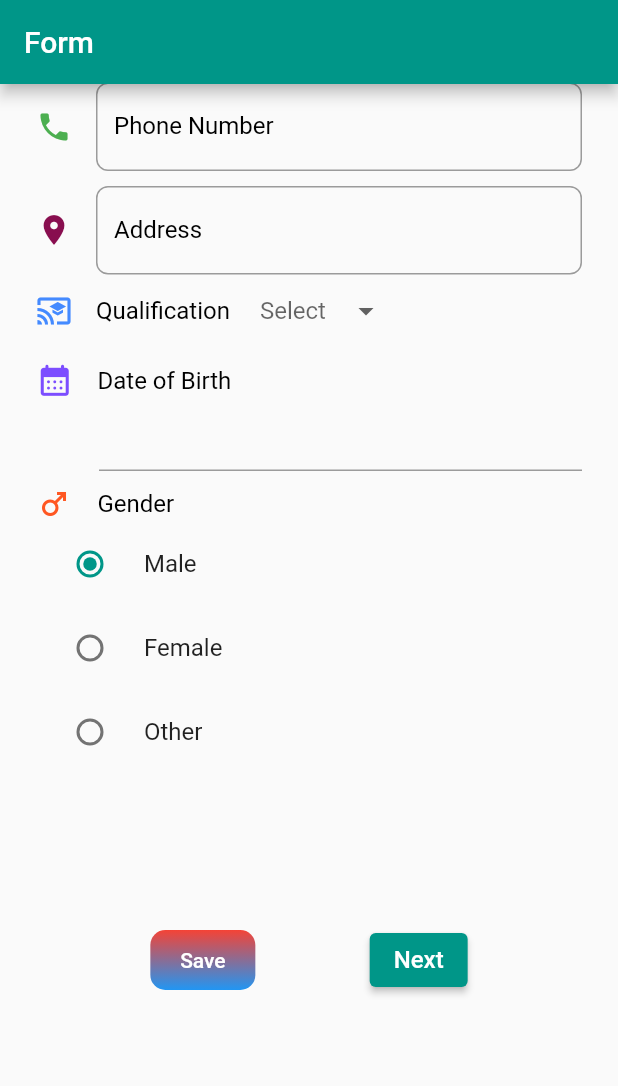
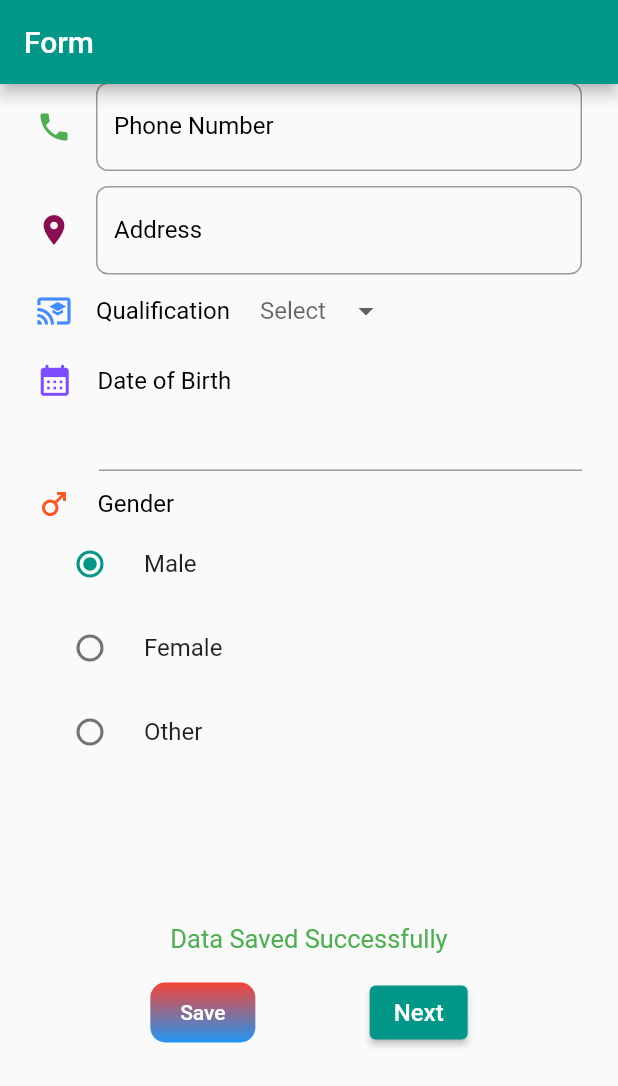
Before and after one commit to SarangthemAmarjit/FORM-TASK2.0, a Flutter app: the screen it shows after launch, scrolled down 452 dp, after a tap on "Save", on a phone screen of 412 x 824 dp. Shown: the top 1086 px of the screen. Run offline on Flutter 3.47's test engine with Material 2 defaults, Android fonts, the phone set to English and light mode, and no system bars; drawn by our look-alikes of datetime_picker_formfield; our stand-ins replace file_picker, marquee, open_file, shared_preferences.

Commit message:
This is Form 5.1

```diff
--- a/form1/lib/form_screen.dart
+++ b/form1/lib/form_screen.dart
@@ -80,6 +80,7 @@ class _FormScreenState extends State<FormScreen> with TickerProviderStateMixin {
     'M.TECH',
     'OTHER'
   ];
+  String st = 'Click Save Button To Save Form Data';
 
   var _currentItemSelected = 'App Developer';
   var _name = '';
@@ -500,6 +501,12 @@ class _FormScreenState extends State<FormScreen> with TickerProviderStateMixin {
                             SizedBox(
                               height: 100,
                             ),
+                            Padding(
+                              padding: const EdgeInsets.only(bottom: 15),
+                              child: Text(st,
+                                  style: TextStyle(
+                                      color: Colors.green, fontSize: 17)),
+                            ),
                             Row(
                               mainAxisAlignment: MainAxisAlignment.spaceEvenly,
                               children: [
@@ -513,7 +520,12 @@ class _FormScreenState extends State<FormScreen> with TickerProviderStateMixin {
                                           end: Alignment.topCenter,
                                           colors: [Colors.blue, Colors.red])),
                                   child: TextButton(
-                                      onPressed: _savenew,
+                                      onPressed: () {
+                                        _savenew();
+                                        setState(() {
+                                          st = 'Data Saved Successfully';
+                                        });
+                                      },
                                       child: Text(
                                         "Save",
                                         style: TextStyle(color: Colors.white),
```
